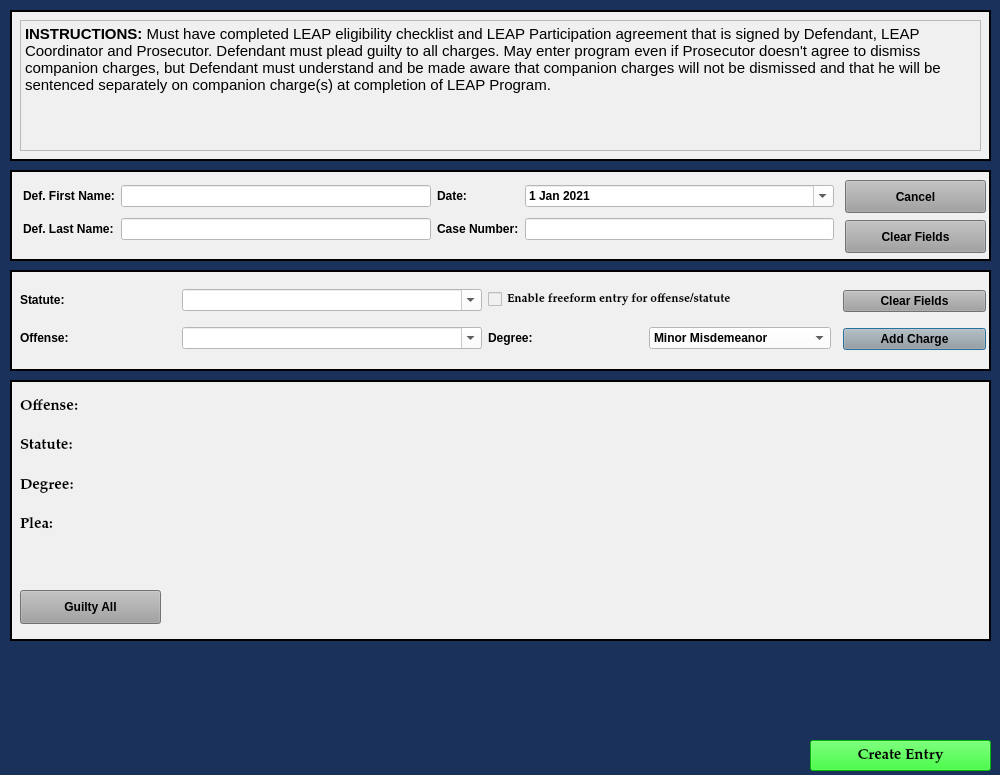
Above: resources/ui/LeapPleaLongDialog.ui from HunterProgram22/MuniEntry before the change. Below: the same form after it.
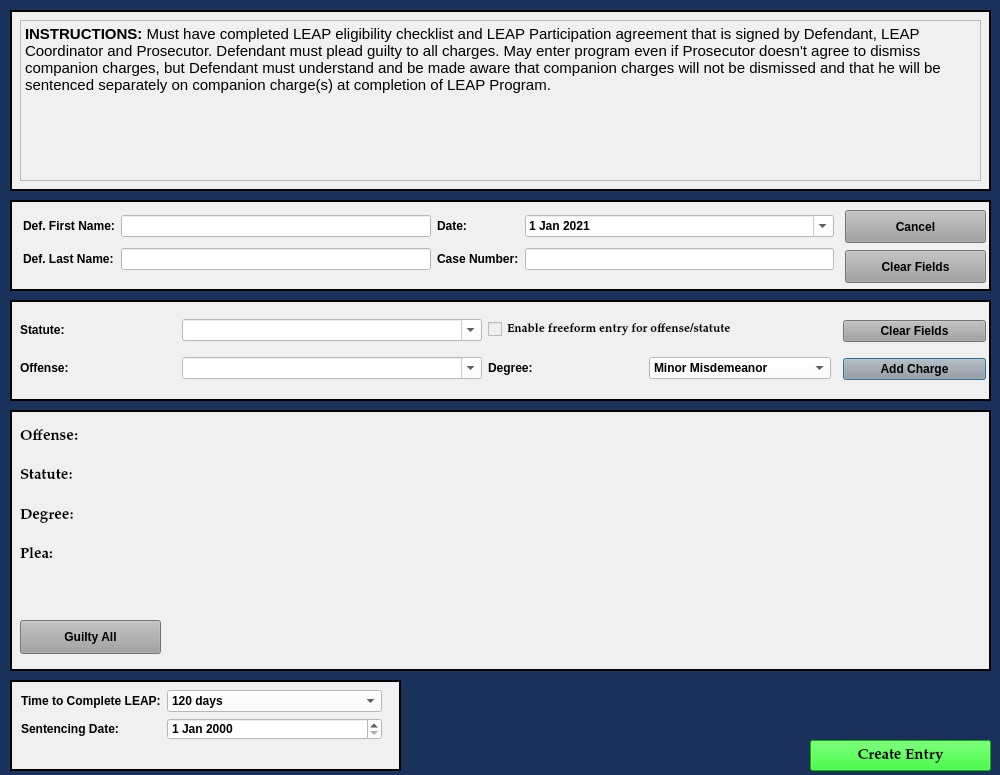
That is the form after the change.

Commit message: Added sentencing box

Diff of the .ui file:
```diff
--- a/resources/ui/LeapPleaLongDialog.ui
+++ b/resources/ui/LeapPleaLongDialog.ui
@@ -149,7 +149,7 @@
    <property name="geometry">
     <rect>
      <x>10</x>
-     <y>270</y>
+     <y>300</y>
      <width>981</width>
      <height>101</height>
     </rect>
@@ -353,7 +353,7 @@
    <property name="geometry">
     <rect>
      <x>10</x>
-     <y>380</y>
+     <y>410</y>
      <width>981</width>
      <height>261</height>
     </rect>
@@ -489,7 +489,7 @@
    <property name="geometry">
     <rect>
      <x>10</x>
-     <y>170</y>
+     <y>200</y>
      <width>981</width>
      <height>91</height>
     </rect>
@@ -680,7 +680,7 @@
      <x>10</x>
      <y>10</y>
      <width>981</width>
-     <height>151</height>
+     <height>181</height>
     </rect>
    </property>
    <property name="sizePolicy">
@@ -708,7 +708,7 @@
       <x>10</x>
       <y>10</y>
       <width>961</width>
-      <height>131</height>
+      <height>161</height>
      </rect>
     </property>
     <property name="html">
@@ -720,6 +720,78 @@
     </property>
    </widget>
   </widget>
+  <widget class="QFrame" name="frame_5">
+   <property name="geometry">
+    <rect>
+     <x>10</x>
+     <y>680</y>
+     <width>391</width>
+     <height>91</height>
+    </rect>
+   </property>
+   <property name="styleSheet">
+    <string notr="true">background-color: rgb(240, 240, 240);</string>
+   </property>
+   <property name="frameShape">
+    <enum>QFrame::Box</enum>
+   </property>
+   <property name="frameShadow">
+    <enum>QFrame::Plain</enum>
+   </property>
+   <property name="lineWidth">
+    <number>2</number>
+   </property>
+   <widget class="QWidget" name="">
+    <property name="geometry">
+     <rect>
+      <x>11</x>
+      <y>10</y>
+      <width>361</width>
+      <height>65</height>
+     </rect>
+    </property>
+    <layout class="QFormLayout" name="formLayout">
+     <item row="0" column="0">
+      <widget class="QLabel" name="label_9">
+       <property name="text">
+        <string>Time to Complete LEAP:</string>
+       </property>
+      </widget>
+     </item>
+     <item row="0" column="1">
+      <widget class="QComboBox" name="ability_to_pay_box">
+       <property name="styleSheet">
+        <string notr="true">background-color: rgb(255, 255, 255);</string>
+       </property>
+       <item>
+        <property name="text">
+         <string>120 days</string>
+        </property>
+       </item>
+       <item>
+        <property name="text">
+         <string>forthwith</string>
+        </property>
+       </item>
+      </widget>
+     </item>
+     <item row="1" column="0">
+      <widget class="QLabel" name="label_18">
+       <property name="text">
+        <string>Sentencing Date:</string>
+       </property>
+      </widget>
+     </item>
+     <item row="1" column="1">
+      <widget class="QDateEdit" name="balance_due_date">
+       <property name="styleSheet">
+        <string notr="true">background-color: rgb(255, 255, 255);</string>
+       </property>
+      </widget>
+     </item>
+    </layout>
+   </widget>
+  </widget>
  </widget>
  <tabstops>
   <tabstop>defendant_first_name_lineEdit</tabstop>
```
The commit also changes 1 other file.
